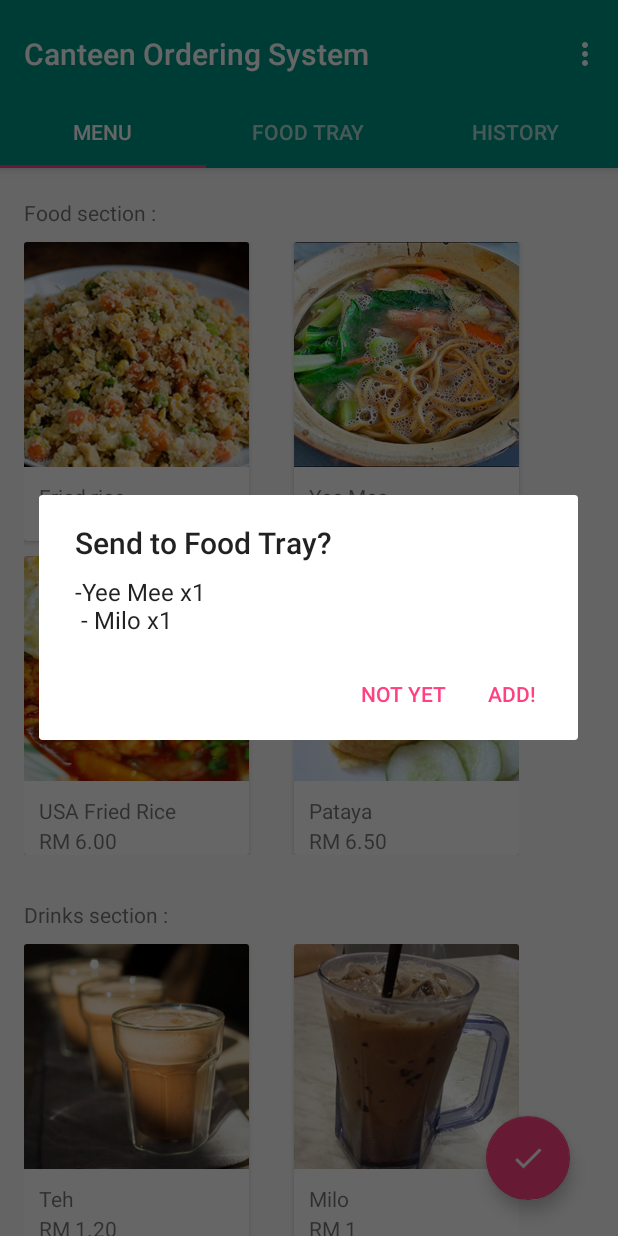
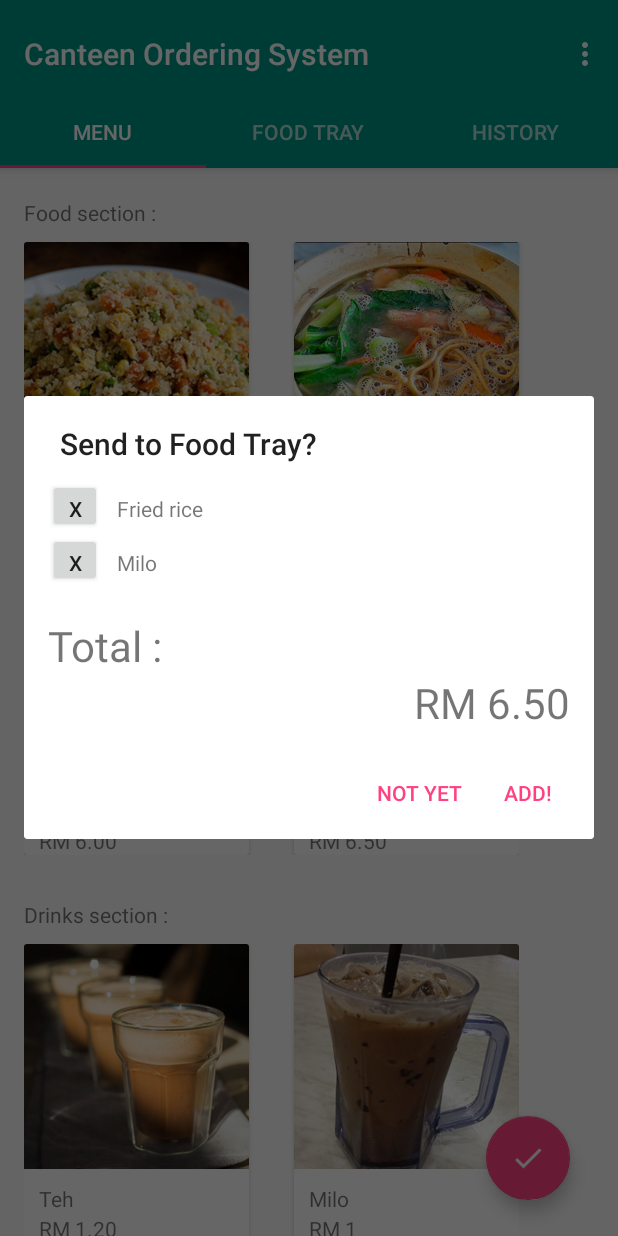
Before and after one commit to jonathanlawhh/COS, an Android app: the MenuFragment screen opened directly, with no data from a screen before it, after a tap on an icon or button, on a phone screen of 412 x 824 dp. Run offline under Robolectric (Android 15) with nearby library versions, the phone set to English and light mode, and no system bars.

Commit message:
Update 20161102
- Added checkout dialog for Fried Rice and Milo only
- Added quantity selector for checkout items
- Added takeaway option
- Added cold/ice option for Milo
- Added Vibration duration in Settings
- Updated send to Food Tray dialog
- Changed toast length to short

```diff
--- a/src/main/java/com/cos/jon/cos/FoodTrayFragment.java
+++ b/src/main/java/com/cos/jon/cos/FoodTrayFragment.java
@@ -36,7 +36,7 @@ public class FoodTrayFragment extends Fragment {
                         .setNegativeButton("Yes", new DialogInterface.OnClickListener() {
                             public void onClick(DialogInterface dialog, int id) {
                                 Toast.makeText(getActivity(), "Your order has been cancelled.",
-                                        Toast.LENGTH_LONG).show();
+                                        Toast.LENGTH_SHORT).show();
                             }
                         });
 
--- a/src/main/java/com/cos/jon/cos/HistoryFragment.java
+++ b/src/main/java/com/cos/jon/cos/HistoryFragment.java
@@ -22,7 +22,7 @@ public class HistoryFragment extends Fragment {
         fab.setOnClickListener(new View.OnClickListener() {
             @Override
             public void onClick(View view) {
-                Snackbar.make(view, "Your balance is RMxx.xx", Snackbar.LENGTH_LONG)
+                Snackbar.make(view, "Your balance is RMxx.xx", Snackbar.LENGTH_SHORT)
                         .setAction("Action", null).show();
             }
         });
--- a/src/main/java/com/cos/jon/cos/SettingsActivity.java
+++ b/src/main/java/com/cos/jon/cos/SettingsActivity.java
@@ -148,6 +148,7 @@ public class SettingsActivity extends AppCompatPreferenceActivity {
             addPreferencesFromResource(R.xml.pref_notification);
             setHasOptionsMenu(true);
             bindPreferenceSummaryToValue(findPreference("notifications_new_message_ringtone"));
+            bindPreferenceSummaryToValue(findPreference("vibration_duration"));
         }
 
         @Override
--- a/src/main/res/layout/fragment_foodtray.xml
+++ b/src/main/res/layout/fragment_foodtray.xml
@@ -18,12 +18,12 @@
                 android:layout_height="wrap_content"
                 android:layout_marginTop="10dp"
                 android:layout_marginLeft="10dp"
-                android:text="Status    :  PENDING" />
+                android:text="Status    :  COOKING" />
             <TextView
                 android:layout_width="wrap_content"
                 android:layout_height="wrap_content"
                 android:layout_marginLeft="10dp"
-                android:text="Order ID :  25102016" />
+                android:text="Order ID :  02112016" />
             <Button
                 android:text="Cancel Order"
                 android:layout_width="match_parent"
--- a/src/main/res/layout/fragment_menu.xml
+++ b/src/main/res/layout/fragment_menu.xml
@@ -37,7 +37,7 @@
                 android:layout_height="wrap_content"
                 card_view:cardCornerRadius="2dp">
 
-                <ImageView android:layout_width="150dp" android:layout_height="150dp" android:src="@drawable/friedrice" />
+                <ImageView android:layout_width="150dp" android:layout_height="150dp" android:src="@drawable/friedrice" android:id="@+id/choosefood" />
                 <TextView
                        android:layout_width="wrap_content"
                        android:layout_height="wrap_content"
@@ -173,7 +173,6 @@
                 android:layout_marginBottom="75dp"
                 card_view:cardCornerRadius="2dp">
 
-                <ImageView android:layout_width="150dp" android:layout_height="150dp" android:src="@drawable/milo"/>
                 <TextView
                     android:layout_width="wrap_content"
                     android:layout_height="wrap_content"
@@ -190,6 +189,8 @@
                     android:layout_alignParentRight="true"
                     android:layout_alignParentEnd="true"
                     android:text="RM 1" />
+
+                <ImageView android:layout_width="150dp" android:layout_height="150dp" android:src="@drawable/milo" android:id="@+id/choosedrink"/>
             </android.support.v7.widget.CardView>
         </TableRow>
     </LinearLayout>
--- /dev/null
+++ b/src/main/res/layout/placeorder.xml
@@ -0,0 +1,64 @@
+<RelativeLayout xmlns:android="http://schemas.android.com/apk/res/android"
+    xmlns:tools="http://schemas.android.com/tools"
+    android:layout_width="match_parent"
+    android:layout_height="wrap_content"
+    android:paddingBottom="@dimen/activity_vertical_margin"
+    android:paddingLeft="@dimen/activity_horizontal_margin"
+    android:paddingRight="@dimen/activity_horizontal_margin"
+    android:paddingTop="@dimen/activity_vertical_margin"
+    tools:context="com.cos.jon.cos.MainActivity$PlaceholderFragment"
+    android:id="@+id/foodtrayfragment">
+
+    <ScrollView  android:layout_width="match_parent" android:layout_height="wrap_content" android:scrollbars="none"
+        android:id="@+id/scrollView2">
+
+        <LinearLayout android:layout_width="match_parent" android:layout_height="wrap_content" android:orientation="vertical">
+
+            <LinearLayout
+                android:layout_width="wrap_content"
+                android:layout_height="wrap_content">
+                <Button
+                    android:text="x"
+                    android:layout_gravity="right"
+                    android:layout_width="36dp"
+                    android:layout_height="36dp"/>
+            <TextView
+                android:text="Fried rice"
+                android:layout_width="wrap_content"
+                android:layout_height="wrap_content"
+                android:layout_marginTop="10dp"
+                android:layout_marginLeft="10dp"/>
+
+            </LinearLayout>
+            <LinearLayout
+                android:layout_width="wrap_content"
+                android:layout_height="wrap_content">
+
+                <Button
+                    android:text="x"
+                    android:layout_gravity="right"
+                    android:layout_width="36dp"
+                    android:layout_height="36dp"/>
+
+                <TextView
+                    android:text="Milo"
+                    android:layout_width="wrap_content"
+                    android:layout_height="wrap_content"
+                    android:layout_marginTop="10dp"
+                    android:layout_marginLeft="10dp"/>
+
+            </LinearLayout>
+            <TextView
+            android:text="Total :"
+            android:textSize="28dp"
+                android:layout_marginTop="20dp"
+            android:layout_width="wrap_content"
+            android:layout_height="wrap_content"
+            android:layout_below="@+id/scrollView2"
+            android:layout_alignParentLeft="true"
+            android:layout_alignParentStart="true"/>
+            <TextView
+            android:text="RM 6.50" android:textSize="28dp" android:layout_width="wrap_content" android:layout_height="wrap_content" android:layout_gravity="right"/>
+        </LinearLayout>
+        </ScrollView>
+</RelativeLayout>
```
Also changed, not shown: src/main/java/com/cos/jon/cos/MenuFragment.java (+46 -2 lines), src/main/res/color/checkbox_text.xml (added, +9 -0 lines), src/main/res/layout/dialog_order.xml (added, +69 -0 lines), src/main/res/layout/dialog_order02.xml (added, +78 -0 lines), src/main/res/layout/fragment_history.xml (+22 -9 lines), src/main/res/xml/pref_notification.xml (+11 -1 lines).
